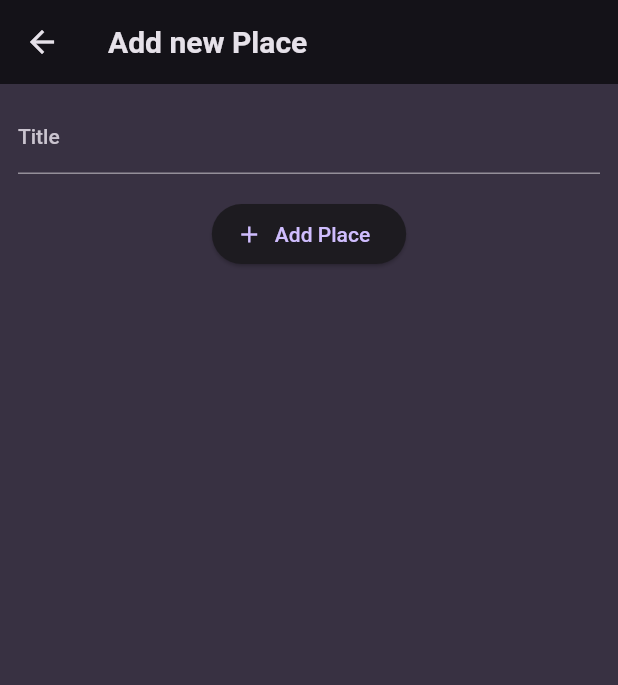
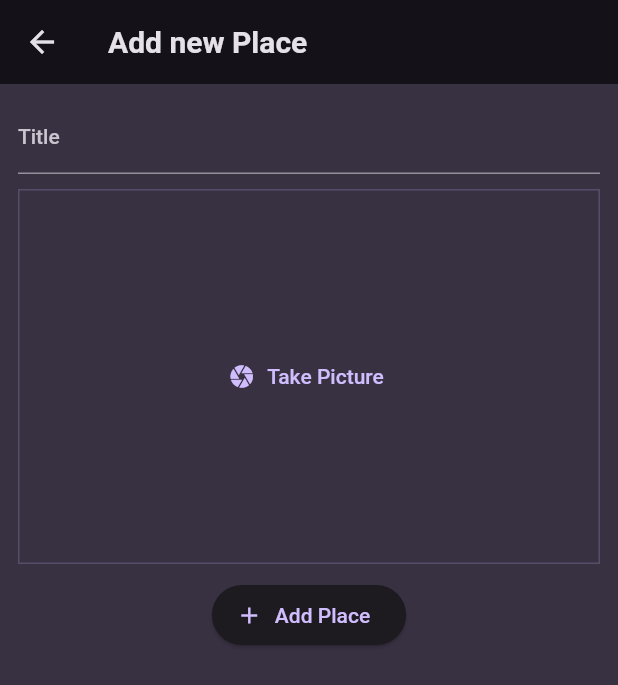
Before and after one commit to Vipul-Thapliyal/Flutter_course_sec_13_favorite_place_app, a Flutter app: the screen it shows after launch, after a tap on the "add" icon, on a phone screen of 412 x 824 dp. Shown: the top 685 px of the screen. Run offline on Flutter 3.47's test engine with Material 2 defaults, Android fonts, the phone set to English and light mode, and no system bars; our stand-ins replace flutter_riverpod, google_fonts, image_picker.

Commit message:
Start with 244

```diff
--- a/lib/models/place.dart
+++ b/lib/models/place.dart
@@ -1,11 +1,14 @@
+import 'dart:io';
+
 import 'package:flutter/material.dart';
 import 'package:uuid/uuid.dart';
 
 const uuid = Uuid();
 
 class Place {
-  Place({required this.title}) : id = uuid.v4();
+  Place({required this.title, required this.image}) : id = uuid.v4();
 
   final String id;
   final String title;
+  final File image;
 }
--- a/lib/screens/add_place.dart
+++ b/lib/screens/add_place.dart
@@ -1,4 +1,7 @@
+import 'dart:io';
+
 import 'package:favorite_place_app_section_13/providers/user_places.dart';
+import 'package:favorite_place_app_section_13/widgets/image_input.dart';
 import 'package:flutter/material.dart';
 import 'package:flutter_riverpod/flutter_riverpod.dart';
 
@@ -11,15 +14,16 @@
 
 class _AddPlaceScreenState extends ConsumerState<AddPlaceScreen> {
   final _titleController = TextEditingController();
+  File? _selectedImage;
 
   void _savePlace() {
     final enteredTitle = _titleController.text;
 
-    if(enteredTitle.isEmpty) {
+    if(enteredTitle.isEmpty || _selectedImage == null) {
       return;
     }
 
-    ref.read(userPlacesProvider.notifier).addPlace(enteredTitle);
+    ref.read(userPlacesProvider.notifier).addPlace(enteredTitle, _selectedImage!);
     Navigator.of(context).pop();
   }
 
@@ -50,7 +54,15 @@
               ),
             ),
 
-            const SizedBox(height: 16,),
+            const SizedBox(height: 10,),
+
+            ImageInput(
+              onPickImage: (image) {
+                _selectedImage = image;
+              },
+            ),
+
+            const SizedBox(height: 10,),
 
             ElevatedButton.icon(
               onPressed: _savePlace,
--- a/lib/screens/places.dart
+++ b/lib/screens/places.dart
@@ -26,8 +26,11 @@
           )
         ],
       ),
-      body: PlacesList(
-        places: userPlaces
+      body: Padding(
+        padding: const EdgeInsets.all(8.0),
+        child: PlacesList(
+          places: userPlaces
+        ),
       ),
     );
   }
--- /dev/null
+++ b/lib/widgets/image_input.dart
@@ -0,0 +1,72 @@
+import 'dart:io';
+
+import 'package:flutter/material.dart';
+import 'package:image_picker/image_picker.dart';
+
+class ImageInput extends StatefulWidget {
+  const ImageInput({
+    super.key,
+    required this.onPickImage
+  });
+
+  final void Function(File image) onPickImage;
+
+  @override
+  State<ImageInput> createState() => _ImageInputState();
+}
+
+class _ImageInputState extends State<ImageInput> {
+  File? _selectedImage;
+
+  void _takePicture() async {
+    final imagePicker = ImagePicker();
+    final pickedImage = await imagePicker.pickImage(
+      source: ImageSource.camera,
+      maxWidth: 600,
+    );
+
+    if(pickedImage == null) {
+      return;
+    }
+
+    setState(() {
+      _selectedImage = File(pickedImage.path);
+    });
+
+    widget.onPickImage(_selectedImage!);
+  }
+
+  @override
+  Widget build(BuildContext context) {
+    Widget content = TextButton.icon(
+      icon: const Icon(Icons.camera),
+      label: const Text("Take Picture"),
+      onPressed: _takePicture,
+    );
+
+    if(_selectedImage != null) {
+      content = GestureDetector(
+        onTap: _takePicture,
+        child: Image.file(
+          _selectedImage!,
+          fit: BoxFit.cover,
+          width: double.infinity,
+          height: double.infinity,
+        ),
+      );
+    }
+
+    return Container(
+      decoration: BoxDecoration(
+        border: Border.all(
+          width: 1,
+          color: Theme.of(context).colorScheme.primary.withOpacity(0.2),
+        )
+      ),
+      height: 250,
+      width: double.infinity,
+      alignment: Alignment.center,
+      child: content,
+    );
+  }
+}
--- a/pubspec.yaml
+++ b/pubspec.yaml
@@ -38,6 +38,7 @@
   google_fonts: ^4.0.4
   uuid: ^3.0.7
   flutter_riverpod: ^2.3.6
+  image_picker: ^1.0.1
 
 dev_dependencies:
   flutter_test:
```
Also changed, not shown: lib/providers/user_places.dart (+5 -2 lines), lib/screens/place_detail.dart (added, +32 -0 lines), lib/widgets/places_list.dart (+16 -0 lines), lib/screens/places_detail.dart (deleted), pubspec.lock, 6 other files.
